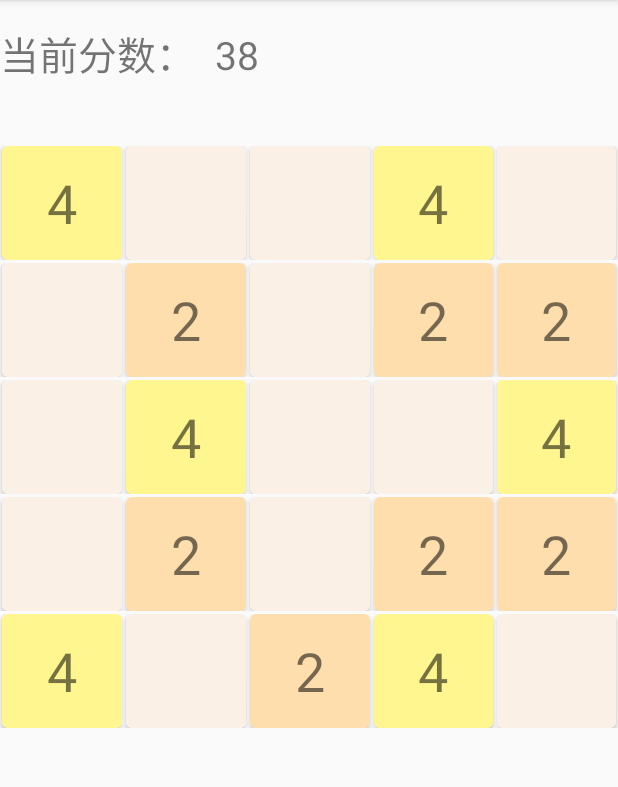
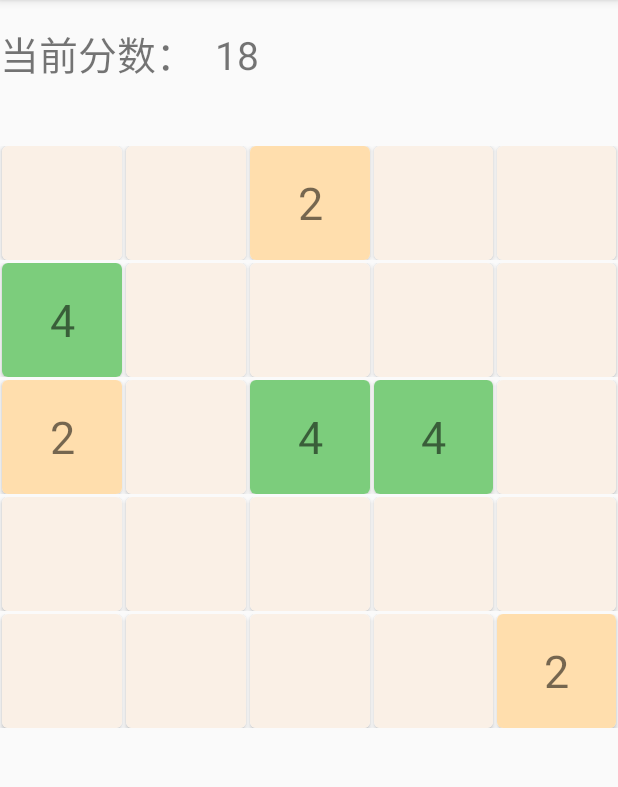
Before and after one commit to Boolleanl/Fun2048, an Android app: the GameActivity screen opened directly, with no data from a screen before it, on a phone screen of 412 x 824 dp, the part 84-871 px from its top. Run offline under Robolectric (Android 15) with nearby library versions, the phone set to English and light mode, and no system bars; our stand-ins replace ButterKnife.

Commit message:
加入游戏中的碰撞音效，基本完成5X5算法设计，改变字体大小与方块颜色

```diff
--- a/app/src/main/java/com/boollean/fun2048/GameActivity.java
+++ b/app/src/main/java/com/boollean/fun2048/GameActivity.java
@@ -3,6 +3,7 @@
 import android.content.Context;
 import android.content.Intent;
 import android.content.SharedPreferences;
+import android.media.SoundPool;
 import android.os.Bundle;
 import android.os.Handler;
 import android.util.Log;
@@ -21,9 +22,11 @@
 
 public class GameActivity extends AppCompatActivity {
 
+    private static final String TAG = "GameActivity";
     private static int whichGame;
     private static final float FLIP_DISTANCE = 48;      //滑动判定距离
-    private static final String TAG = "GameActivity";
+    private SoundPool mSoundPool;
+    private int soundID;
 
     private GameFourFragment mGameFourFragment;
     private GameFiveFragment mGameFiveFragment;
@@ -74,6 +77,9 @@
         FragmentManager fm = getSupportFragmentManager();
         fm.findFragmentById(R.id.fragment_container);
 
+        mSoundPool = new SoundPool.Builder().build();
+        soundID = mSoundPool.load(this,R.raw.fusion_sound,1);
+
         if(whichGame == 4){
             mGameFourFragment = GameFourFragment.getInstance();
             fm.beginTransaction().add(R.id.fragment_container, mGameFourFragment).commit();
@@ -116,6 +122,7 @@
                     //Up，向上滑动。
                     operationThread.setAction(1);
                     mHandler.post(operationThread);
+                    mSoundPool.play(soundID,0.2f,0.2f,0,1,1);
                     return true;
                 }
                 if (e2.getY() - e1.getY() > e1.getX() - e2.getX()
@@ -124,6 +131,7 @@
                     //Down，向下滑动。
                     operationThread.setAction(2);
                     mHandler.post(operationThread);
+                    mSoundPool.play(soundID,0.2f,0.2f,0,1,1);
                     return true;
                 }
                 if (e1.getX() - e2.getX() > e1.getY() - e2.getY()
@@ -132,6 +140,7 @@
                     //Left，向左滑动。
                     operationThread.setAction(3);
                     mHandler.post(operationThread);
+                    mSoundPool.play(soundID,0.2f,0.2f,0,1,1);
                     return true;
                 }
                 if (e2.getX() - e1.getX() > e1.getY() - e2.getY()
@@ -140,6 +149,7 @@
                     //Right，向右滑动。
                     operationThread.setAction(4);
                     mHandler.post(operationThread);
+                    mSoundPool.play(soundID,0.2f,0.2f,0,1,1);
                     return true;
                 }
 
--- a/app/src/main/java/com/boollean/fun2048/MyBaseFragment.java
+++ b/app/src/main/java/com/boollean/fun2048/MyBaseFragment.java
@@ -24,7 +24,7 @@
                 if (num[i][j] == 2) {
                     mTextViews[a].setBackgroundColor(Color.parseColor("#FFDEAD"));
                 } else if (num[i][j] == 4) {
-                    mTextViews[a].setBackgroundColor(Color.parseColor("#FFF68F"));
+                    mTextViews[a].setBackgroundColor(Color.parseColor("#7CCD7C"));
                 } else if (num[i][j] == 8) {
                     mTextViews[a].setBackgroundColor(Color.parseColor("#FF8247"));
                 } else if (num[i][j] == 16) {
@@ -40,9 +40,13 @@
                 } else if (num[i][j] == 512) {
                     mTextViews[a].setBackgroundColor(Color.parseColor("#9B30FF"));
                 } else if (num[i][j] == 1024) {
-                    mTextViews[a].setBackgroundColor(Color.parseColor("#0000FF"));
+                    mTextViews[a].setBackgroundColor(Color.parseColor("#6A5ACD"));
                 } else if (num[i][j] == 2048) {
                     mTextViews[a].setBackgroundColor(Color.parseColor("#FF0000"));
+                }else if (num[i][j] == 4096) {
+                    mTextViews[a].setBackgroundColor(Color.parseColor("#006400"));
+                }else if (num[i][j] == 8192) {
+                    mTextViews[a].setBackgroundColor(Color.parseColor("#EEC900"));
                 }
                 //TODO:添加更多颜色
                 mTextViews[a].setText(String.valueOf(num[i][j]));
--- a/app/src/main/res/layout/fragment_five_game.xml
+++ b/app/src/main/res/layout/fragment_five_game.xml
@@ -33,7 +33,7 @@
                 android:layout_height="match_parent"
                 android:layout_gravity="center"
                 android:gravity="center"
-                android:textSize="36sp" />
+                android:textSize="30sp" />
         </androidx.cardview.widget.CardView>
 
         <androidx.cardview.widget.CardView
@@ -51,7 +51,7 @@
                 android:layout_height="match_parent"
                 android:layout_gravity="center"
                 android:gravity="center"
-                android:textSize="36sp" />
+                android:textSize="30sp" />
         </androidx.cardview.widget.CardView>
 
         <androidx.cardview.widget.CardView
@@ -69,7 +69,7 @@
                 android:layout_height="match_parent"
                 android:layout_gravity="center"
                 android:gravity="center"
-                android:textSize="36sp" />
+                android:textSize="30sp" />
         </androidx.cardview.widget.CardView>
 
         <androidx.cardview.widget.CardView
@@ -87,7 +87,7 @@
                 android:layout_height="match_parent"
                 android:layout_gravity="center"
                 android:gravity="center"
-                android:textSize="36sp" />
+                android:textSize="30sp" />
         </androidx.cardview.widget.CardView>
 
         <androidx.cardview.widget.CardView
@@ -105,7 +105,7 @@
                 android:layout_height="match_parent"
                 android:layout_gravity="center"
                 android:gravity="center"
-                android:textSize="36sp" />
+                android:textSize="30sp" />
         </androidx.cardview.widget.CardView>
     </LinearLayout>
 
@@ -130,7 +130,7 @@
                 android:layout_height="match_parent"
                 android:layout_gravity="center"
                 android:gravity="center"
-                android:textSize="36sp" />
+                android:textSize="30sp" />
         </androidx.cardview.widget.CardView>
 
         <androidx.cardview.widget.CardView
@@ -148,7 +148,7 @@
                 android:layout_height="match_parent"
                 android:layout_gravity="center"
                 android:gravity="center"
-                android:textSize="36sp" />
+                android:textSize="30sp" />
         </androidx.cardview.widget.CardView>
 
         <androidx.cardview.widget.CardView
@@ -166,7 +166,7 @@
                 android:layout_height="match_parent"
                 android:layout_gravity="center"
                 android:gravity="center"
-                android:textSize="36sp" />
+                android:textSize="30sp" />
         </androidx.cardview.widget.CardView>
 
         <androidx.cardview.widget.CardView
@@ -184,7 +184,7 @@
                 android:layout_height="match_parent"
                 android:layout_gravity="center"
                 android:gravity="center"
-                android:textSize="36sp" />
+                android:textSize="30sp" />
         </androidx.cardview.widget.CardView>
 
         <androidx.cardview.widget.CardView
@@ -202,7 +202,7 @@
                 android:layout_height="match_parent"
                 android:layout_gravity="center"
                 android:gravity="center"
-                android:textSize="36sp" />
+                android:textSize="30sp" />
         </androidx.cardview.widget.CardView>
     </LinearLayout>
 
@@ -227,7 +227,7 @@
                 android:layout_height="match_parent"
                 android:layout_gravity="center"
                 android:gravity="center"
-                android:textSize="36sp" />
+                android:textSize="30sp" />
         </androidx.cardview.widget.CardView>
 
         <androidx.cardview.widget.CardView
@@ -245,7 +245,7 @@
                 android:layout_height="match_parent"
                 android:layout_gravity="center"
                 android:gravity="center"
-                android:textSize="36sp" />
+                android:textSize="30sp" />
         </androidx.cardview.widget.CardView>
 
         <androidx.cardview.widget.CardView
@@ -263,7 +263,7 @@
                 android:layout_height="match_parent"
                 android:layout_gravity="center"
                 android:gravity="center"
-                android:textSize="36sp" />
+                android:textSize="30sp" />
         </androidx.cardview.widget.CardView>
 
         <androidx.cardview.widget.CardView
@@ -281,7 +281,7 @@
                 android:layout_height="match_parent"
                 android:layout_gravity="center"
                 android:gravity="center"
-                android:textSize="36sp" />
+                android:textSize="30sp" />
         </androidx.cardview.widget.CardView>
 
         <androidx.cardview.widget.CardView
@@ -299,7 +299,7 @@
                 android:layout_height="match_parent"
                 android:layout_gravity="center"
                 android:gravity="center"
-                android:textSize="36sp" />
+                android:textSize="30sp" />
         </androidx.cardview.widget.CardView>
     </LinearLayout>
 
@@ -324,7 +324,7 @@
                 android:layout_height="match_parent"
                 android:layout_gravity="center"
                 android:gravity="center"
-                android:textSize="36sp" />
+                android:textSize="30sp" />
         </androidx.cardview.widget.CardView>
 
         <androidx.cardview.widget.CardView
@@ -342,7 +342,7 @@
                 android:layout_height="match_parent"
                 android:layout_gravity="center"
                 android:gravity="center"
-                android:textSize="36sp" />
+                android:textSize="30sp" />
         </androidx.cardview.widget.CardView>
 
         <androidx.cardview.widget.CardView
@@ -360,7 +360,7 @@
                 android:layout_height="match_parent"
                 android:layout_gravity="center"
                 android:gravity="center"
-                android:textSize="36sp" />
+                android:textSize="30sp" />
         </androidx.cardview.widget.CardView>
 
         <androidx.cardview.widget.CardView
@@ -378,7 +378,7 @@
                 android:layout_height="match_parent"
                 android:layout_gravity="center"
                 android:gravity="center"
-                android:textSize="36sp" />
+                android:textSize="30sp" />
         </androidx.cardview.widget.CardView>
 
         <androidx.cardview.widget.CardView
@@ -396,7 +396,7 @@
                 android:layout_height="match_parent"
                 android:layout_gravity="center"
                 android:gravity="center"
-                android:textSize="36sp" />
+                android:textSize="30sp" />
         </androidx.cardview.widget.CardView>
     </LinearLayout>
 
@@ -421,7 +421,7 @@
                 android:layout_height="match_parent"
                 android:layout_gravity="center"
                 android:gravity="center"
-                android:textSize="36sp" />
+                android:textSize="30sp" />
         </androidx.cardview.widget.CardView>
 
         <androidx.cardview.widget.CardView
@@ -439,7 +439,7 @@
                 android:layout_height="match_parent"
                 android:layout_gravity="center"
                 android:gravity="center"
-                android:textSize="36sp" />
+                android:textSize="30sp" />
         </androidx.cardview.widget.CardView>
 
         <androidx.cardview.widget.CardView
@@ -457,7 +457,7 @@
                 android:layout_height="match_parent"
                 android:layout_gravity="center"
                 android:gravity="center"
-                android:textSize="36sp" />
+                android:textSize="30sp" />
         </androidx.cardview.widget.CardView>
 
         <androidx.cardview.widget.CardView
@@ -475,7 +475,7 @@
                 android:layout_height="match_parent"
                 android:layout_gravity="center"
                 android:gravity="center"
-                android:textSize="36sp" />
+                android:textSize="30sp" />
         </androidx.cardview.widget.CardView>
 
         <androidx.cardview.widget.CardView
@@ -493,7 +493,7 @@
                 android:layout_height="match_parent"
                 android:layout_gravity="center"
                 android:gravity="center"
-                android:textSize="36sp" />
+                android:textSize="30sp" />
         </androidx.cardview.widget.CardView>
     </LinearLayout>
 </LinearLayout>
```
Also changed, not shown: app/src/main/java/com/boollean/fun2048/OperationFactory.java (+91 -108 lines), app/src/main/res/layout/fragment_four_game.xml (+17 -16 lines), 1 other file.
